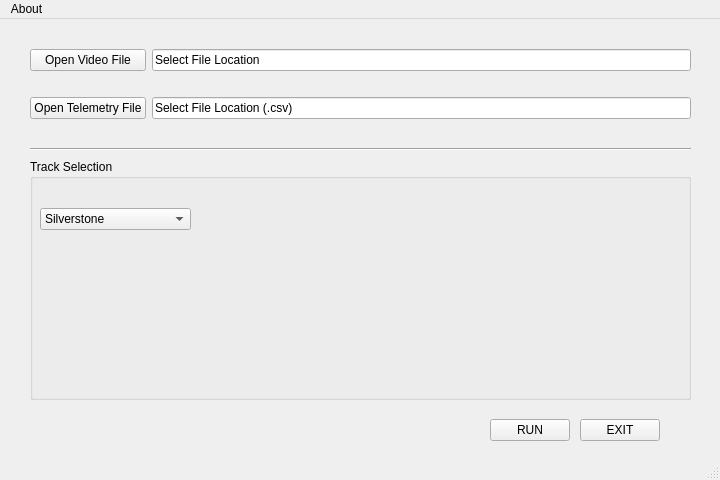
Before: the Qt Designer form Project/TeoriaPorModulo/Qt_InterfacePrototype/F1RacingLine/mainwindow.ui in Wauro21/elo328, drawn with Qt 5.
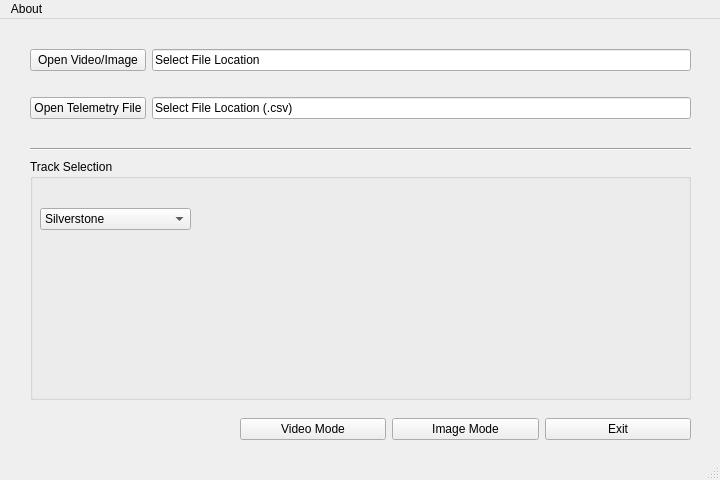
After: the same form once the commit is applied.

Commit message: agrego modo video-imagen a la interfaz

The edit to the form file:
```diff
--- a/Project/TeoriaPorModulo/Qt_InterfacePrototype/F1RacingLine/mainwindow.ui
+++ b/Project/TeoriaPorModulo/Qt_InterfacePrototype/F1RacingLine/mainwindow.ui
@@ -99,32 +99,6 @@
      </property>
     </widget>
    </widget>
-   <widget class="QPushButton" name="runButton">
-    <property name="geometry">
-     <rect>
-      <x>490</x>
-      <y>400</y>
-      <width>80</width>
-      <height>22</height>
-     </rect>
-    </property>
-    <property name="text">
-     <string>RUN</string>
-    </property>
-   </widget>
-   <widget class="QPushButton" name="exitButton">
-    <property name="geometry">
-     <rect>
-      <x>580</x>
-      <y>400</y>
-      <width>80</width>
-      <height>22</height>
-     </rect>
-    </property>
-    <property name="text">
-     <string>EXIT</string>
-    </property>
-   </widget>
    <widget class="QWidget" name="gridLayoutWidget">
     <property name="geometry">
      <rect>
@@ -138,7 +112,7 @@
      <item row="0" column="0">
       <widget class="QPushButton" name="videoButton">
        <property name="text">
-        <string>Open Video File</string>
+        <string>Open Video/Image</string>
        </property>
       </widget>
      </item>
@@ -165,6 +139,39 @@
      </item>
     </layout>
    </widget>
+   <widget class="QWidget" name="horizontalLayoutWidget">
+    <property name="geometry">
+     <rect>
+      <x>240</x>
+      <y>390</y>
+      <width>451</width>
+      <height>41</height>
+     </rect>
+    </property>
+    <layout class="QHBoxLayout" name="horizontalLayout_3">
+     <item>
+      <widget class="QPushButton" name="runvideoButton">
+       <property name="text">
+        <string>Video Mode</string>
+       </property>
+      </widget>
+     </item>
+     <item>
+      <widget class="QPushButton" name="runButton">
+       <property name="text">
+        <string>Image Mode</string>
+       </property>
+      </widget>
+     </item>
+     <item>
+      <widget class="QPushButton" name="exitButton">
+       <property name="text">
+        <string>Exit</string>
+       </property>
+      </widget>
+     </item>
+    </layout>
+   </widget>
   </widget>
   <widget class="QMenuBar" name="menubar">
    <property name="geometry">
```
The commit also changes 7 other files.
